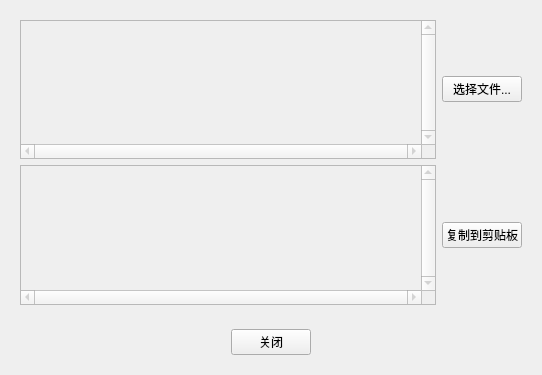
Old version of the form my_plug-in/md5filewidget.ui in the repository JosanSun/textEditor.
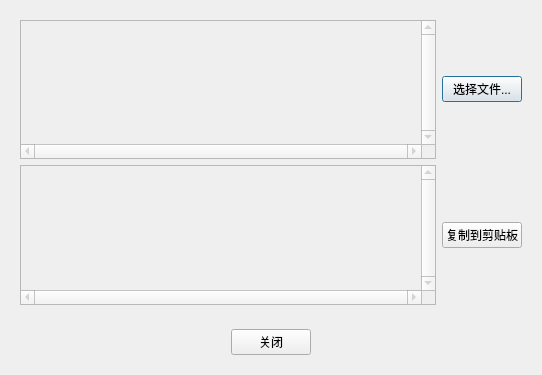
New version of the form.

Commit message: QWidget->QDialog

```diff
--- a/my_plug-in/md5filewidget.ui
+++ b/my_plug-in/md5filewidget.ui
@@ -1,7 +1,7 @@
 <?xml version="1.0" encoding="UTF-8"?>
 <ui version="4.0">
  <class>MD5FileWidget</class>
- <widget class="QWidget" name="MD5FileWidget">
+ <widget class="QDialog" name="MD5FileWidget">
   <property name="geometry">
    <rect>
     <x>0</x>
```
The commit also changes 3 other files.
